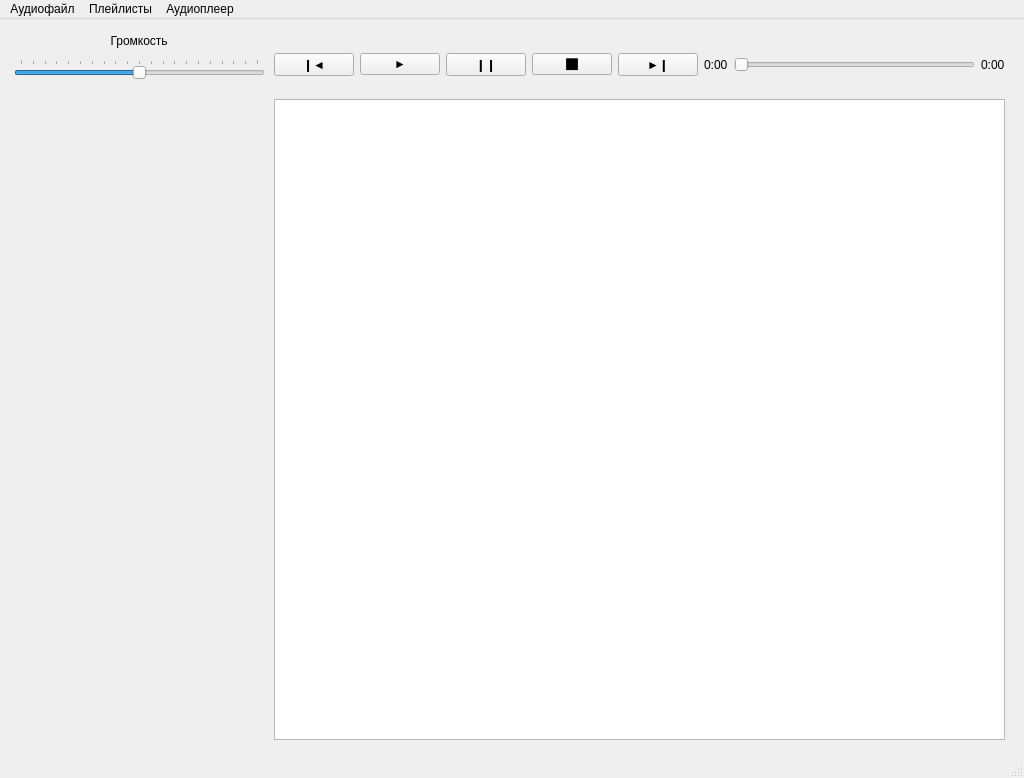
The window that audioplayer.ui (Jacute/ap) describes before a commit, drawn with Qt 5.
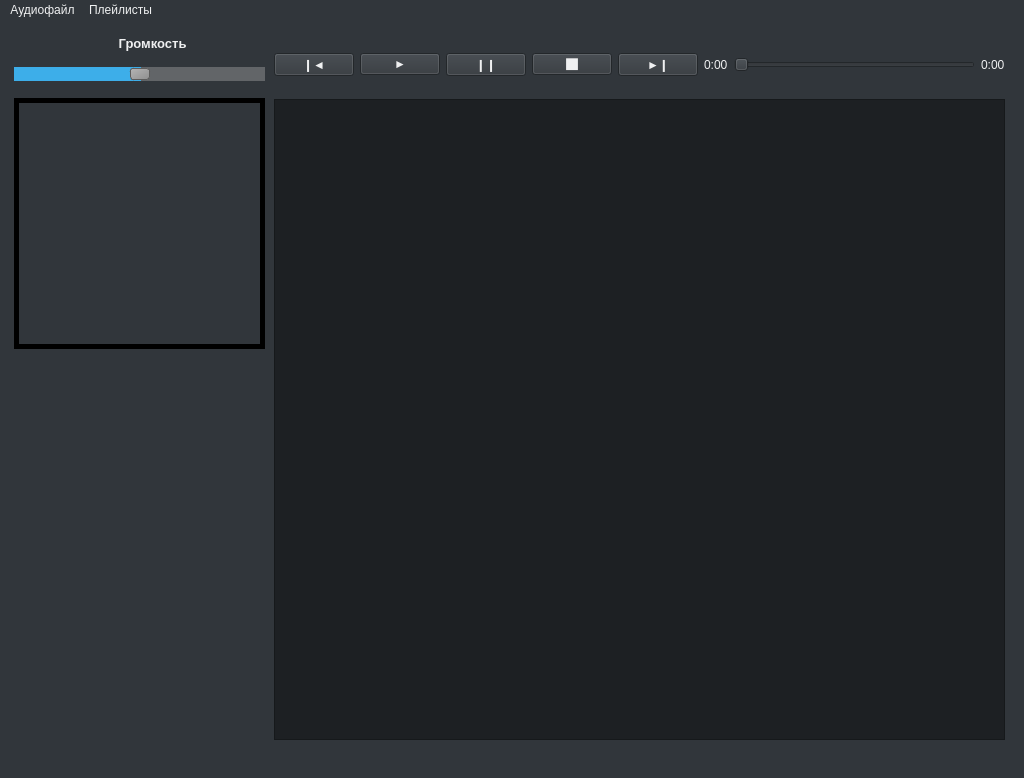
The same window after the commit. Icons and pictures are not drawn.

Patch:
```diff
--- a/audioplayer.ui
+++ b/audioplayer.ui
@@ -13,7 +13,223 @@
   <property name="windowTitle">
    <string>MainWindow</string>
   </property>
+  <property name="styleSheet">
+   <string notr="true">QMainWindow::separator
+{
+    border: 0.09em transparent #76797c;
+    background: transparent;
+}
+
+QWidget
+{
+    color: #eff0f1;
+    background-color: #31363b;
+    selection-background-color: #3daee9;
+    selection-color: #eff0f1;
+    background-clip: border;
+    border-image: none;
+}
+
+QWidget:disabled
+{
+    color: #454545;
+    background-color: #31363b;
+}
+
+QWidget:disabled:hover
+{
+    background-color: #31363b;
+}
+
+QMenuBar
+{
+    background-color: #31363b;
+    color: #eff0f1;
+}
+
+QMenuBar::item
+{
+    background: transparent;
+}
+
+QMenuBar::item:selected
+{
+    background: transparent;
+}
+
+QMenuBar::item:disabled
+{
+    color: #76797c;
+}
+
+QMenuBar::item:pressed
+{
+    background-color: #3daee9;
+    color: #eff0f1;
+    margin-bottom: -0.09em;
+    padding-bottom: 0.09em;
+}
+
+QMenu
+{
+    color: #eff0f1;
+    margin: 0.09em;
+}
+
+QMenu::icon
+{
+    margin: 0.23em;
+}
+
+QMenu::item
+{
+    /* Add extra padding on the right for the QMenu arrow */
+    padding: 0.23em 1.5em 0.23em 1.3em;
+    border: 0.09em solid transparent;
+    background: transparent;
+}
+
+QMenu::item:selected
+{
+    color: #eff0f1;
+    background-color: #3daee9;
+}
+
+QMenu::item:selected:disabled
+{
+    background-color: #31363b;
+}
+
+QMenu::item:disabled
+{
+    color: #76797c;
+}
+
+QMenu::indicator
+{
+    width: 1em;
+    height: 1em;
+}
+
+QMenu::indicator:non-exclusive:unchecked
+{
+    border-image: url(:/dark/checkbox_unchecked_disabled.svg);
+}
+
+QMenu::indicator:non-exclusive:unchecked:selected
+{
+    border-image: url(:/dark/checkbox_unchecked_disabled.svg);
+}
+
+QMenu::indicator:non-exclusive:checked
+{
+    border-image: url(:/dark/checkbox_checked.svg);
+}
+
+QMenu::indicator:non-exclusive:checked:selected
+{
+    border-image: url(:/dark/checkbox_checked.svg);
+}
+
+QMenu::indicator:exclusive:unchecked
+{
+    border-image: url(:/dark/radio_unchecked_disabled.svg);
+}
+
+QMenu::indicator:exclusive:unchecked:selected
+{
+    border-image: url(:/dark/radio_unchecked_disabled.svg);
+}
+
+QMenu::indicator:exclusive:checked
+{
+    border-image: url(:/dark/radio_checked.svg);
+}
+
+QMenu::indicator:exclusive:checked:selected
+{
+    border-image: url(:/dark/radio_checked.svg);
+}
+
+QMenu::right-arrow
+{
+    margin: 0.23em;
+    border-image: url(:/dark/right_arrow.svg);
+    width: 0.5em;
+    height: 0.8em;
+}
+
+QMenu::right-arrow:disabled
+{
+    border-image: url(:/dark/right_arrow_disabled.svg);
+}
+
+QAbstractItemView
+{
+    alternate-background-color: #31363b;
+    color: #eff0f1;
+    border: 0.09em solid #31363b;
+    border-radius: 0.09em;
+}
+
+QMenuBar::item:focus:!disabled
+{
+    border: 0.04em solid #3daee9;
+}
+
+QTabWidget:focus,
+QCheckBox:focus,
+QRadioButton:focus,
+QSlider:focus
+{
+    border: none;
+}
+
+QMenu::separator
+{
+    height: 0.09em;
+    background-color: #76797c;
+    padding-left: 0.2em;
+    margin-top: 0.2em;
+    margin-bottom: 0.2em;
+    margin-left: 0.41em;
+    margin-right: 0.41em;
+}
+
+QMenu::separator
+{
+    height: 0.09em;
+    background-color: #76797c;
+    padding-left: 0.2em;
+    margin-top: 0.2em;
+    margin-bottom: 0.2em;
+    margin-left: 0.41em;
+    margin-right: 0.41em;
+}</string>
+  </property>
   <widget class="QWidget" name="centralwidget">
+   <property name="styleSheet">
+    <string notr="true">QWidget
+{
+    color: #eff0f1;
+    background-color: #31363b;
+    selection-background-color: #3daee9;
+    selection-color: #eff0f1;
+    background-clip: border;
+    border-image: none;
+}
+
+QWidget:disabled
+{
+    color: #454545;
+    background-color: #31363b;
+}
+
+QWidget:disabled:hover
+{
+    background-color: #31363b;
+}</string>
+   </property>
    <layout class="QGridLayout" name="gridLayout">
     <item row="0" column="0">
      <widget class="QWidget" name="widget" native="true">
@@ -24,7 +240,26 @@
        </size>
       </property>
       <property name="styleSheet">
-       <string notr="true"/>
+       <string notr="true">QWidget
+{
+    color: #eff0f1;
+    background-color: #31363b;
+    selection-background-color: #3daee9;
+    selection-color: #eff0f1;
+    background-clip: border;
+    border-image: none;
+}
+
+QWidget:disabled
+{
+    color: #454545;
+    background-color: #31363b;
+}
+
+QWidget:disabled:hover
+{
+    background-color: #31363b;
+}</string>
       </property>
       <widget class="QWidget" name="horizontalLayoutWidget">
        <property name="geometry">
@@ -38,6 +273,84 @@
        <layout class="QHBoxLayout" name="main_buttons_and_time">
         <item>
          <widget class="QPushButton" name="previous">
+          <property name="styleSheet">
+           <string notr="true">QPushButton
+{
+    color: #eff0f1;
+    background-color: #31363b;
+    border: 0.04em solid #76797c;
+    padding: 0.5em;
+    border-radius: 0.09em;
+    outline: none;
+    min-height: 1.1em;
+}
+
+QPushButton:open
+{
+    border-width: 0.04em;
+    border-color: #76797c;
+}
+
+QPushButton:closed
+{
+    border-width: 0.04em;
+    border-color: #76797c;
+}
+
+QPushButton:disabled
+{
+    background-color: #31363b;
+    border-width: 0.04em;
+    border-color: #76797c;
+    border-style: solid;
+    padding-top: 0.23em;
+    padding-bottom: 0.23em;
+    padding-left: 1ex;
+    padding-right: 1ex;
+    border-radius: 0.04em;
+    color: #454545;
+}
+
+QPushButton:focus
+{
+    color: #eff0f1;
+}
+
+QPushButton:pressed
+{
+    background-color: #454a4f;
+    padding-top: -0.65em;
+    padding-bottom: -0.74em;
+    color: #eff0f1;
+}
+
+QPushButton:checked
+{
+    background-color: #626568;
+    border: 0.04em solid #76797c;
+    color: #eff0f1;
+}
+
+QPushButton:hover
+{
+    background-color: #31363b;
+    border: 0.04em solid #3daee9;
+    color: #eff0f1;
+}
+
+QPushButton:checked:hover
+{
+    background-color: #626568;
+    border: 0.04em solid #3daee9;
+    color: #eff0f1;
+}
+
+QPushButton
+{
+    min-height: 1.1em;
+    min-width: 5em;
+}</string>
+          </property>
           <property name="text">
            <string>❙◄</string>
           </property>
@@ -45,6 +358,84 @@
         </item>
         <item>
          <widget class="QPushButton" name="play">
+          <property name="styleSheet">
+           <string notr="true">QPushButton
+{
+    color: #eff0f1;
+    background-color: #31363b;
+    border: 0.04em solid #76797c;
+    padding: 0.5em;
+    border-radius: 0.09em;
+    outline: none;
+    min-height: 1.1em;
+}
+
+QPushButton:open
+{
+    border-width: 0.04em;
+    border-color: #76797c;
+}
+
+QPushButton:closed
+{
+    border-width: 0.04em;
+    border-color: #76797c;
+}
+
+QPushButton:disabled
+{
+    background-color: #31363b;
+    border-width: 0.04em;
+    border-color: #76797c;
+    border-style: solid;
+    padding-top: 0.23em;
+    padding-bottom: 0.23em;
+    padding-left: 1ex;
+    padding-right: 1ex;
+    border-radius: 0.04em;
+    color: #454545;
+}
+
+QPushButton:focus
+{
+    color: #eff0f1;
+}
+
+QPushButton:pressed
+{
+    background-color: #454a4f;
+    padding-top: -0.65em;
+    padding-bottom: -0.74em;
+    color: #eff0f1;
+}
+
+QPushButton:checked
+{
+    background-color: #626568;
+    border: 0.04em solid #76797c;
+    color: #eff0f1;
+}
+
+QPushButton:hover
+{
+    background-color: #31363b;
+    border: 0.04em solid #3daee9;
+    color: #eff0f1;
+}
+
+QPushButton:checked:hover
+{
+    background-color: #626568;
+    border: 0.04em solid #3daee9;
+    color: #eff0f1;
+}
+
+QPushButton
+{
+    min-height: 1.1em;
+    min-width: 5em;
+}</string>
+          </property>
           <property name="text">
            <string>►</string>
           </property>
@@ -52,6 +443,84 @@
         </item>
         <item>
          <widget class="QPushButton" name="pause">
+          <property name="styleSheet">
+           <string notr="true">QPushButton
+{
+    color: #eff0f1;
+    background-color: #31363b;
+    border: 0.04em solid #76797c;
+    padding: 0.5em;
+    border-radius: 0.09em;
+    outline: none;
+    min-height: 1.1em;
+}
+
+QPushButton:open
+{
+    border-width: 0.04em;
+    border-color: #76797c;
+}
+
+QPushButton:closed
+{
+    border-width: 0.04em;
+    border-color: #76797c;
+}
+
+QPushButton:disabled
+{
+    background-color: #31363b;
+    border-width: 0.04em;
+    border-color: #76797c;
+    border-style: solid;
+    padding-top: 0.23em;
+    padding-bottom: 0.23em;
+    padding-left: 1ex;
+    padding-right: 1ex;
+    border-radius: 0.04em;
+    color: #454545;
+}
+
+QPushButton:focus
+{
+    color: #eff0f1;
+}
+
+QPushButton:pressed
+{
+    background-color: #454a4f;
+    padding-top: -0.65em;
+    padding-bottom: -0.74em;
+    color: #eff0f1;
+}
+
+QPushButton:checked
+{
+    background-color: #626568;
+    border: 0.04em solid #76797c;
+    color: #eff0f1;
+}
+
+QPushButton:hover
+{
+    background-color: #31363b;
+    border: 0.04em solid #3daee9;
+    color: #eff0f1;
+}
+
+QPushButton:checked:hover
+{
+    background-color: #626568;
+    border: 0.04em solid #3daee9;
+    color: #eff0f1;
+}
+
+QPushButton
+{
+    min-height: 1.1em;
+    min-width: 5em;
+}</string>
+          </property>
           <property name="text">
            <string>❙❙</string>
           </property>
@@ -59,6 +528,84 @@
         </item>
         <item>
          <widget class="QPushButton" name="stop">
+          <property name="styleSheet">
+           <string notr="true">QPushButton
+{
+    color: #eff0f1;
+    background-color: #31363b;
+    border: 0.04em solid #76797c;
+    padding: 0.5em;
+    border-radius: 0.09em;
+    outline: none;
+    min-height: 1.1em;
+}
+
+QPushButton:open
+{
+    border-width: 0.04em;
+    border-color: #76797c;
+}
+
+QPushButton:closed
+{
+    border-width: 0.04em;
+    border-color: #76797c;
+}
+
+QPushButton:disabled
+{
+    background-color: #31363b;
+    border-width: 0.04em;
+    border-color: #76797c;
+    border-style: solid;
+    padding-top: 0.23em;
+    padding-bottom: 0.23em;
+    padding-left: 1ex;
+    padding-right: 1ex;
+    border-radius: 0.04em;
+    color: #454545;
+}
+
+QPushButton:focus
+{
+    color: #eff0f1;
+}
+
+QPushButton:pressed
+{
+    background-color: #454a4f;
+    padding-top: -0.65em;
+    padding-bottom: -0.74em;
+    color: #eff0f1;
+}
+
+QPushButton:checked
+{
+    background-color: #626568;
+    border: 0.04em solid #76797c;
+    color: #eff0f1;
+}
+
+QPushButton:hover
+{
+    background-color: #31363b;
+    border: 0.04em solid #3daee9;
+    color: #eff0f1;
+}
+
+QPushButton:checked:hover
+{
+    background-color: #626568;
+    border: 0.04em solid #3daee9;
+    color: #eff0f1;
+}
+
+QPushButton
+{
+    min-height: 1.1em;
+    min-width: 5em;
+}</string>
+          </property>
           <property name="text">
            <string>⬛</string>
           </property>
@@ -66,6 +613,84 @@
         </item>
         <item>
          <widget class="QPushButton" name="next">
+          <property name="styleSheet">
+           <string notr="true">QPushButton
+{
+    color: #eff0f1;
+    background-color: #31363b;
+    border: 0.04em solid #76797c;
+    padding: 0.5em;
+    border-radius: 0.09em;
+    outline: none;
+    min-height: 1.1em;
+}
+
+QPushButton:open
+{
+    border-width: 0.04em;
+    border-color: #76797c;
+}
+
+QPushButton:closed
+{
+    border-width: 0.04em;
+    border-color: #76797c;
+}
+
+QPushButton:disabled
+{
+    background-color: #31363b;
+    border-width: 0.04em;
+    border-color: #76797c;
+    border-style: solid;
+    padding-top: 0.23em;
+    padding-bottom: 0.23em;
+    padding-left: 1ex;
+    padding-right: 1ex;
+    border-radius: 0.04em;
+    color: #454545;
+}
+
+QPushButton:focus
+{
+    color: #eff0f1;
+}
+
+QPushButton:pressed
+{
+    background-color: #454a4f;
+    padding-top: -0.65em;
+    padding-bottom: -0.74em;
+    color: #eff0f1;
+}
+
+QPushButton:checked
+{
+    background-color: #626568;
+    border: 0.04em solid #76797c;
+    color: #eff0f1;
+}
+
+QPushButton:hover
+{
+    background-color: #31363b;
+    border: 0.04em solid #3daee9;
+    color: #eff0f1;
+}
+
+QPushButton:checked:hover
+{
+    background-color: #626568;
+    border: 0.04em solid #3daee9;
+    color: #eff0f1;
+}
+
+QPushButton
+{
+    min-height: 1.1em;
+    min-width: 5em;
+}</string>
+          </property>
           <property name="text">
            <string>►❙</string>
           </property>
@@ -73,6 +698,12 @@
         </item>
         <item>
          <widget class="QLabel" name="play_time">
+          <property name="styleSheet">
+           <string notr="true">QLabel
+{
+    border: 0em solid black;
+}</string>
+          </property>
           <property name="text">
            <string>0:00</string>
           </property>
@@ -90,6 +721,12 @@
         </item>
         <item>
          <widget class="QLabel" name="end_time">
+          <property name="styleSheet">
+           <string notr="true">QLabel
+{
+    border: 0em solid black;
+}</string>
+          </property>
           <property name="text">
            <string>0:00</string>
           </property>
@@ -106,6 +743,21 @@
          <height>641</height>
         </rect>
        </property>
+       <property name="styleSheet">
+        <string notr="true">QListView
+{
+    background-color: #1d2023;
+    border: 0em solid black;
+}
+
+QTreeView:selected,
+QTreeView:!selected,
+QListView:selected,
+QListView:!selected
+{
+    border: 0em solid black;
+}</string>
+       </property>
        <property name="selectionMode">
         <enum>QAbstractItemView::ExtendedSelection</enum>
        </property>
@@ -116,12 +768,20 @@
          <x>0</x>
          <y>0</y>
          <width>251</width>
-         <height>51</height>
+         <height>56</height>
         </rect>
        </property>
        <layout class="QVBoxLayout" name="volume_layout">
         <item>
          <widget class="QLabel" name="volume_label">
+          <property name="font">
+           <font>
+            <pointsize>10</pointsize>
+            <weight>75</weight>
+            <italic>false</italic>
+            <bold>true</bold>
+           </font>
+          </property>
           <property name="text">
            <string>                             Громкость</string>
           </property>
@@ -129,6 +789,92 @@
         </item>
         <item>
          <widget class="QSlider" name="volume_slider">
+          <property name="styleSheet">
+           <string notr="true">QSlider::groove:horizontal {
+    border: 1px solid #999999;
+    height: 8px; /* the groove expands to the size of the slider by default. by giving it a height, it has a fixed size */
+    background: qlineargradient(x1:0, y1:0, x2:0, y2:1, stop:0 #B1B1B1, stop:1 #c4c4c4);
+    margin: 2px 0;
+}
+
+QSlider::handle:horizontal {
+    background: qlineargradient(x1:0, y1:0, x2:1, y2:1, stop:0 #b4b4b4, stop:1 #8f8f8f);
+    border: 1px solid #5c5c5c;
+    width: 18px;
+    margin: -2px 0; /* handle is placed by default on the contents rect of the groove. Expand outside the groove */
+    border-radius: 3px;
+}
+
+QSlider::handle:vertical
+{
+    background: #1d2023;
+    border: 0.04em solid #626568;
+    width: 0.7em;
+    height: 0.7em;
+    border-radius: 0.35em;
+}
+
+QSlider:horizontal
+{
+    height: 2em;
+}
+
+QSlider:vertical
+{
+    width: 2em;
+}
+
+QSlider::handle:horizontal
+{
+    margin: -0.23em 0;
+}
+
+QSlider::handle:vertical
+{
+    margin: 0 -0.23em;
+}
+
+QSlider::groove:horizontal,
+QSlider::groove:vertical
+{
+    background: #2c3034;
+    border: 0em solid #31363b;
+    border-radius: 0.19em;
+}
+
+QSlider::groove:vertical
+{
+    width: 0.4em;
+}
+
+QSlider::handle:horizontal:hover,
+QSlider::handle:horizontal:focus,
+QSlider::handle:vertical:hover,
+QSlider::handle:vertical:focus
+{
+    border: 0.04em solid #3daee9;
+}
+
+QSlider::handle:horizontal:!focus:!hover,
+QSlider::handle:vertical:!focus:!hover
+{
+    border: 0.04em solid #626568;
+}
+
+QSlider::sub-page:horizontal,
+QSlider::add-page:vertical
+{
+    background: #3daee9;
+    border-radius: 0.19em;
+}
+
+QSlider::add-page:horizontal,
+QSlider::sub-page:vertical
+{
+    background: #626568;
+    border-radius: 0.19em;
+}</string>
+          </property>
           <property name="maximum">
            <number>100</number>
           </property>
@@ -157,6 +903,10 @@
          <height>251</height>
         </rect>
        </property>
+       <property name="styleSheet">
+        <string notr="true">border-style: solid; border-width: 5px; border-color: black;
+</string>
+       </property>
        <property name="text">
         <string/>
        </property>
@@ -194,15 +944,8 @@
     <addaction name="del_playlist"/>
     <addaction name="separator"/>
    </widget>
-   <widget class="QMenu" name="audiplayer_menu">
-    <property name="title">
-     <string>Аудиоплеер</string>
-    </property>
-    <addaction name="change_theme"/>
-   </widget>
    <addaction name="audio_menu"/>
    <addaction name="playlist_menu"/>
-   <addaction name="audiplayer_menu"/>
   </widget>
   <action name="add_track">
    <property name="text">
```
